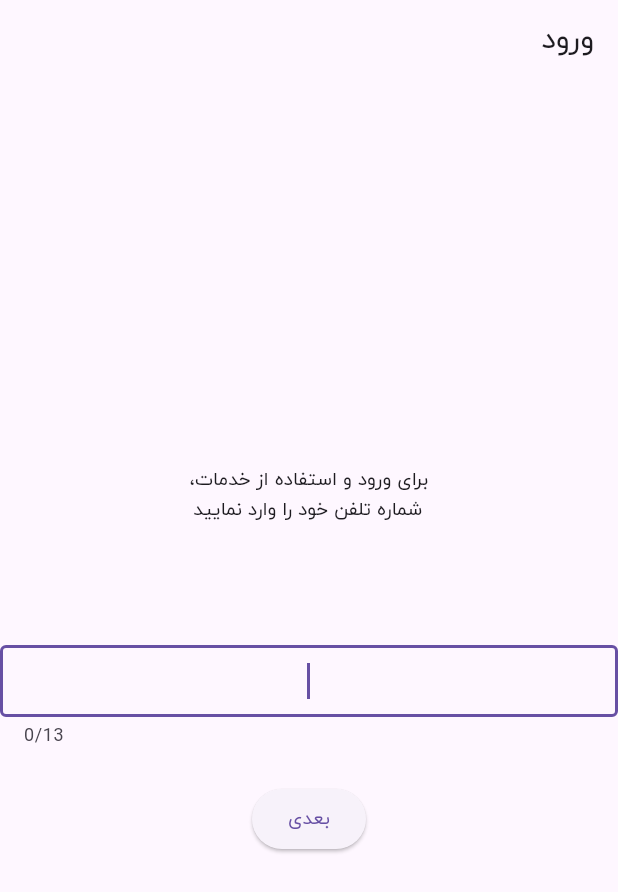
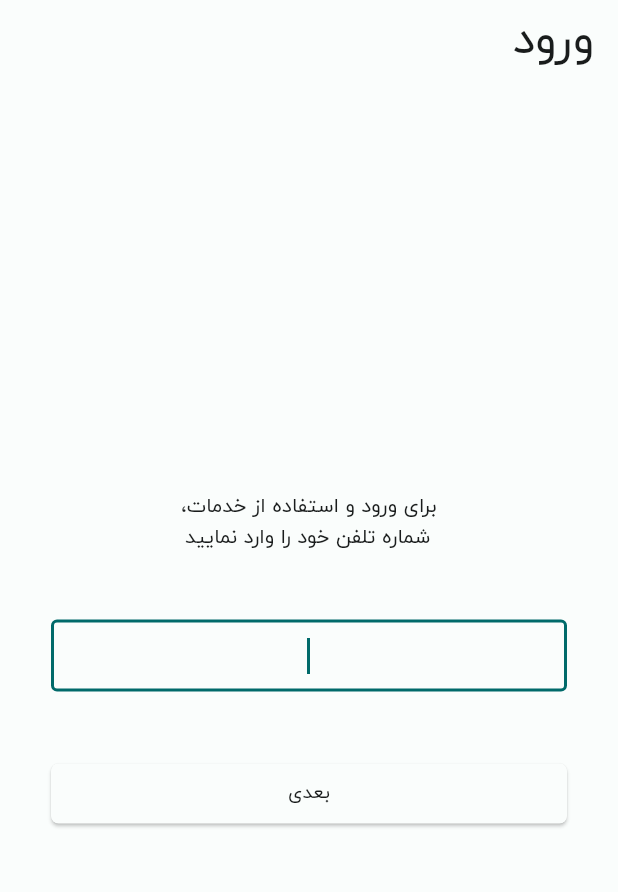
Before and after one commit to raad-raavis-arman/lambda, a Flutter app: the screen it shows after launch, on a phone screen of 412 x 824 dp. Shown: the top 892 px of the screen. Run offline on Flutter 3.47's test engine with Material 3 defaults, Android fonts, the phone set to English and light mode, and no system bars; our stand-ins replace dartz, dio, equatable, flutter_bloc, get_it, go_router and 1 more; generated files the repository leaves out were written again.

Commit message:
add widget extensions, theme colors, and login page ui fix #1

```diff
--- a/lib/core/utils/extensions/extensions.dart
+++ b/lib/core/utils/extensions/extensions.dart
@@ -1 +1,2 @@
 export 'strings/strings.dart';
+export 'widgets/widgets.dart';
--- /dev/null
+++ b/lib/core/utils/extensions/widgets/widgets.dart
@@ -0,0 +1 @@
+export 'padding_x.dart';
--- a/lib/core/utils/theme/bloc/theme_bloc.dart
+++ b/lib/core/utils/theme/bloc/theme_bloc.dart
@@ -8,7 +8,7 @@ part 'theme_state.dart';
 class ThemeBloc extends Bloc<ThemeEvent, ThemeState> {
   ThemeBloc()
       : super(
-          const ThemeState(mode: ThemeMode.system),
+          const ThemeState(mode: ThemeMode.light),
         ) {
     on<ThemeEvent>((event, emit) {
       emit(const ThemeState(mode: ThemeMode.light));
--- /dev/null
+++ b/lib/core/utils/theme/constant/color_scheme.dart
@@ -0,0 +1,69 @@
+import 'package:flutter/material.dart';
+
+const lightColorScheme = ColorScheme(
+  brightness: Brightness.light,
+  primary: Color(0xFF006A6A),
+  onPrimary: Color(0xFFFFFFFF),
+  primaryContainer: Color(0xFF6FF7F6),
+  onPrimaryContainer: Color(0xFF002020),
+  secondary: Color(0xFF4A6363),
+  onSecondary: Color(0xFFFFFFFF),
+  secondaryContainer: Color(0xFFCCE8E7),
+  onSecondaryContainer: Color(0xFF051F1F),
+  tertiary: Color(0xFF006398),
+  onTertiary: Color(0xFFFFFFFF),
+  tertiaryContainer: Color(0xFFCDE5FF),
+  onTertiaryContainer: Color(0xFF001D32),
+  error: Color(0xFFBA1A1A),
+  errorContainer: Color(0xFFFFDAD6),
+  onError: Color(0xFFFFFFFF),
+  onErrorContainer: Color(0xFF410002),
+  background: Color(0xFFFAFDFC),
+  onBackground: Color(0xFF191C1C),
+  surface: Color(0xFFFAFDFC),
+  onSurface: Color(0xFF191C1C),
+  surfaceVariant: Color(0xFFDAE5E4),
+  onSurfaceVariant: Color(0xFF3F4948),
+  outline: Color(0xFF6F7979),
+  onInverseSurface: Color(0xFFEFF1F0),
+  inverseSurface: Color(0xFF2D3131),
+  inversePrimary: Color(0xFF4CDADA),
+  shadow: Color(0xFF000000),
+  surfaceTint: Color(0xFF006A6A),
+  outlineVariant: Color(0xFFBEC9C8),
+  scrim: Color(0xFF000000),
+);
+
+const darkColorScheme = ColorScheme(
+  brightness: Brightness.dark,
+  primary: Color(0xFF4CDADA),
+  onPrimary: Color(0xFF003737),
+  primaryContainer: Color(0xFF004F50),
+  onPrimaryContainer: Color(0xFF6FF7F6),
+  secondary: Color(0xFFB0CCCB),
+  onSecondary: Color(0xFF1B3534),
+  secondaryContainer: Color(0xFF324B4B),
+  onSecondaryContainer: Color(0xFFCCE8E7),
+  tertiary: Color(0xFF94CCFF),
+  onTertiary: Color(0xFF003352),
+  tertiaryContainer: Color(0xFF004B74),
+  onTertiaryContainer: Color(0xFFCDE5FF),
+  error: Color(0xFFFFB4AB),
+  errorContainer: Color(0xFF93000A),
+  onError: Color(0xFF690005),
+  onErrorContainer: Color(0xFFFFDAD6),
+  background: Color(0xFF191C1C),
+  onBackground: Color(0xFFE0E3E2),
+  surface: Color(0xFF191C1C),
+  onSurface: Color(0xFFE0E3E2),
+  surfaceVariant: Color(0xFF3F4948),
+  onSurfaceVariant: Color(0xFFBEC9C8),
+  outline: Color(0xFF889392),
+  onInverseSurface: Color(0xFF191C1C),
+  inverseSurface: Color(0xFFE0E3E2),
+  inversePrimary: Color(0xFF006A6A),
+  shadow: Color(0xFF000000),
+  surfaceTint: Color(0xFF4CDADA),
+  outlineVariant: Color(0xFF3F4948),
+  scrim: Color(0xFF000000),
+);
--- /dev/null
+++ b/lib/core/utils/theme/constant/constant.dart
@@ -0,0 +1,2 @@
+export 'color_scheme.dart';
+export 'text_theme.dart';
--- /dev/null
+++ b/lib/core/utils/theme/constant/text_theme.dart
@@ -0,0 +1,35 @@
+import 'package:flutter/material.dart';
+
+
+TextTheme textTheme = const TextTheme(
+      bodyLarge: TextStyle(
+        fontSize: 14,
+      ),
+      bodyMedium: TextStyle(
+        fontSize: 15,
+      ),
+      headlineMedium: TextStyle(
+        fontSize: 20,
+      ),
+      headlineSmall: TextStyle(
+        fontSize: 16,
+      ),
+      titleLarge: TextStyle(
+        fontSize: 34,
+      ),
+      titleMedium: TextStyle(
+        fontSize: 16,
+      ),
+      titleSmall: TextStyle(
+        fontSize: 14,
+      ),
+      bodySmall: TextStyle(
+        fontSize: 16,
+      ),
+      labelSmall: TextStyle(
+        fontSize: 12,
+      ),
+      labelLarge: TextStyle(
+        fontSize: 14,
+      ),
+    );
--- a/lib/core/utils/theme/light_theme.dart
+++ b/lib/core/utils/theme/light_theme.dart
@@ -1,4 +1,5 @@
 import 'package:flutter/material.dart';
+import 'package:landa/core/utils/theme/constant/constant.dart';
 
 class LightTheme {
   final String fontFamily;
@@ -9,8 +10,21 @@ class LightTheme {
         useMaterial3: true,
         brightness: Brightness.light,
         fontFamily: fontFamily,
+        colorScheme: lightColorScheme,
+        textTheme: textTheme,
         inputDecorationTheme: const InputDecorationTheme(
           border: OutlineInputBorder(),
         ),
+        elevatedButtonTheme: ElevatedButtonThemeData(
+          style: ButtonStyle(
+            shape: MaterialStateProperty.all<RoundedRectangleBorder>(
+              const RoundedRectangleBorder(
+                borderRadius: BorderRadius.all(
+                  Radius.circular(5),
+                ),
+              ),
+            ),
+          ),
+        ),
       );
 }
--- a/lib/screens/login/presentation/page/login_page.dart
+++ b/lib/screens/login/presentation/page/login_page.dart
@@ -1,7 +1,6 @@
 import 'package:flutter/material.dart';
 import 'package:flutter_bloc/flutter_bloc.dart';
 import 'package:go_router/go_router.dart';
-import 'package:landa/core/utils/router/router.dart';
 import 'package:landa/core/utils/utils.dart';
 import 'package:landa/di_service.dart';
 import 'package:landa/l10n/l10n.dart';
@@ -62,10 +61,7 @@ class _LoginViewState extends State<_LoginView> with MobileNumberValidator {
             children: [
               Text(
                 context.l10n.loginTitle,
-              ),
-              const SizedBox(
-                height: 80,
-              ),
+              ).paddingXL(),
               Form(
                 key: formKey,
                 child: TextFormField(
@@ -75,6 +71,7 @@ class _LoginViewState extends State<_LoginView> with MobileNumberValidator {
                   textInputAction: TextInputAction.next,
                   textAlign: TextAlign.center,
                   autovalidateMode: AutovalidateMode.onUserInteraction,
+                  style: Theme.of(context).textTheme.titleMedium,
                   inputFormatters: [
                     if (languageCode == 'fa')
                       TextFieldPersianFormatter()
@@ -83,6 +80,7 @@ class _LoginViewState extends State<_LoginView> with MobileNumberValidator {
                   ],
                   decoration: const InputDecoration(
                     isDense: true,
+                    counterText: '',
                   ),
                   onSaved: (mobileNumber) {
                     validatedMobileNumber = mobileNumber ?? '';
@@ -95,11 +93,15 @@ class _LoginViewState extends State<_LoginView> with MobileNumberValidator {
                     }
                   },
                 ),
-              ),
-              const SizedBox(
-                height: 24,
-              ),
-              ElevatedButton(
+              ).paddingXL(),
+              BlocBuilder<LoginBloc, LoginState>(
+                builder: (context, state) {
+                  if (state is LoginProgressState) {
+                    return const CircularProgressIndicator();
+                  } else {
+                    return SizedBox(
+                      width: double.infinity,
+                      child: ElevatedButton(
                         onPressed: () {
                           final formValidated =
                               formKey.currentState?.validate() ?? false;
@@ -112,18 +114,17 @@ class _LoginViewState extends State<_LoginView> with MobileNumberValidator {
                                 );
                           }
                         },
-                child: BlocBuilder<LoginBloc, LoginState>(
-                  builder: (context, state) {
-                    if (state is LoginProgressState) {
-                      return const CircularProgressIndicator();
-                    } else {
-                      return Text(context.l10n.next);
+                        child: Text(
+                          context.l10n.next,
+                          style: Theme.of(context).textTheme.labelLarge,
+                        ),
+                      ),
+                    );
                   }
                 },
-                ),
-              ),
+              ).paddingXL(),
             ],
-          ),
+          ).paddingM(),
         ),
       ),
     );
--- a/lib/screens/verify_login/presentation/page/verify_login_page.dart
+++ b/lib/screens/verify_login/presentation/page/verify_login_page.dart
@@ -1,7 +1,6 @@
 import 'package:flutter/material.dart';
 import 'package:flutter_bloc/flutter_bloc.dart';
 import 'package:go_router/go_router.dart';
-import 'package:landa/core/utils/router/router.dart';
 import 'package:landa/core/utils/utils.dart';
 import 'package:landa/l10n/l10n.dart';
 import 'package:landa/l10n/lang/lang_bloc.dart';
```
Also changed, not shown: lib/core/utils/extensions/widgets/padding_x.dart (added, +48 -0 lines), lib/core/widgets/widgets.dart (added). Lines whose indentation alone changed are shown as unchanged.
